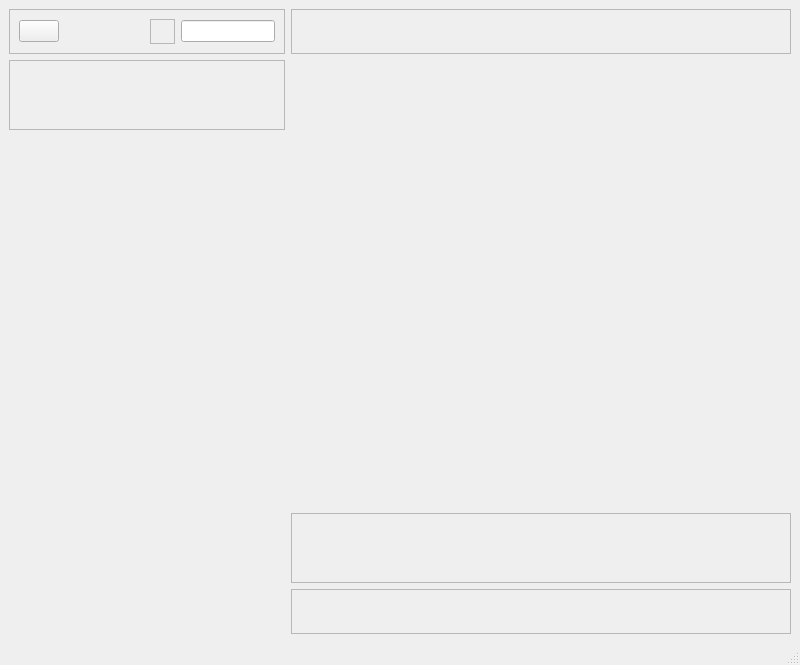
SofiMi/Messenger, file Client/Interface/mainwindow.ui: the form before one commit.
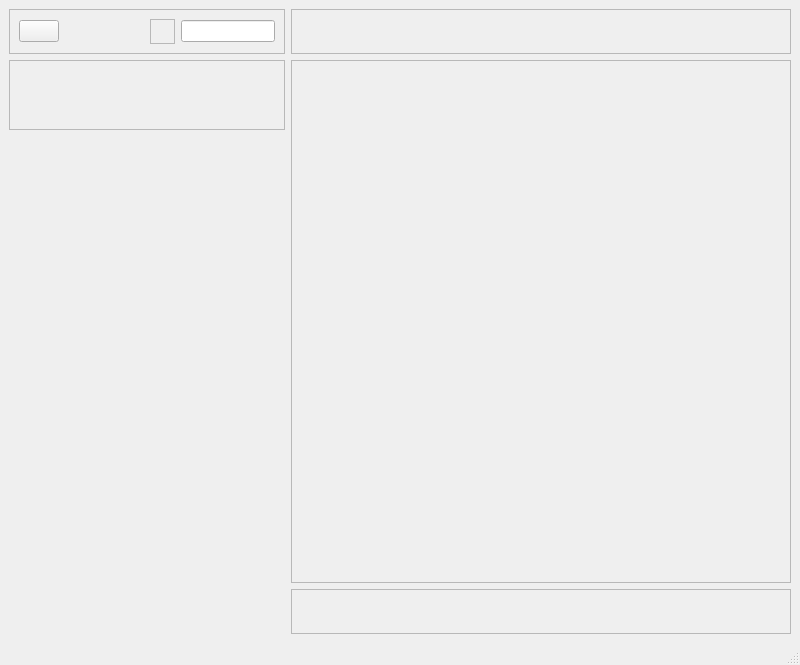
The form after the commit.

```diff
--- a/Client/Interface/mainwindow.ui
+++ b/Client/Interface/mainwindow.ui
@@ -144,7 +144,7 @@
         </property>
        </widget>
       </item>
-      <item alignment="Qt::AlignBottom">
+      <item>
        <widget class="QScrollArea" name="messageScrollArea">
         <property name="minimumSize">
          <size>
@@ -161,7 +161,7 @@
            <x>0</x>
            <y>0</y>
            <width>498</width>
-           <height>68</height>
+           <height>497</height>
           </rect>
          </property>
         </widget>
```
